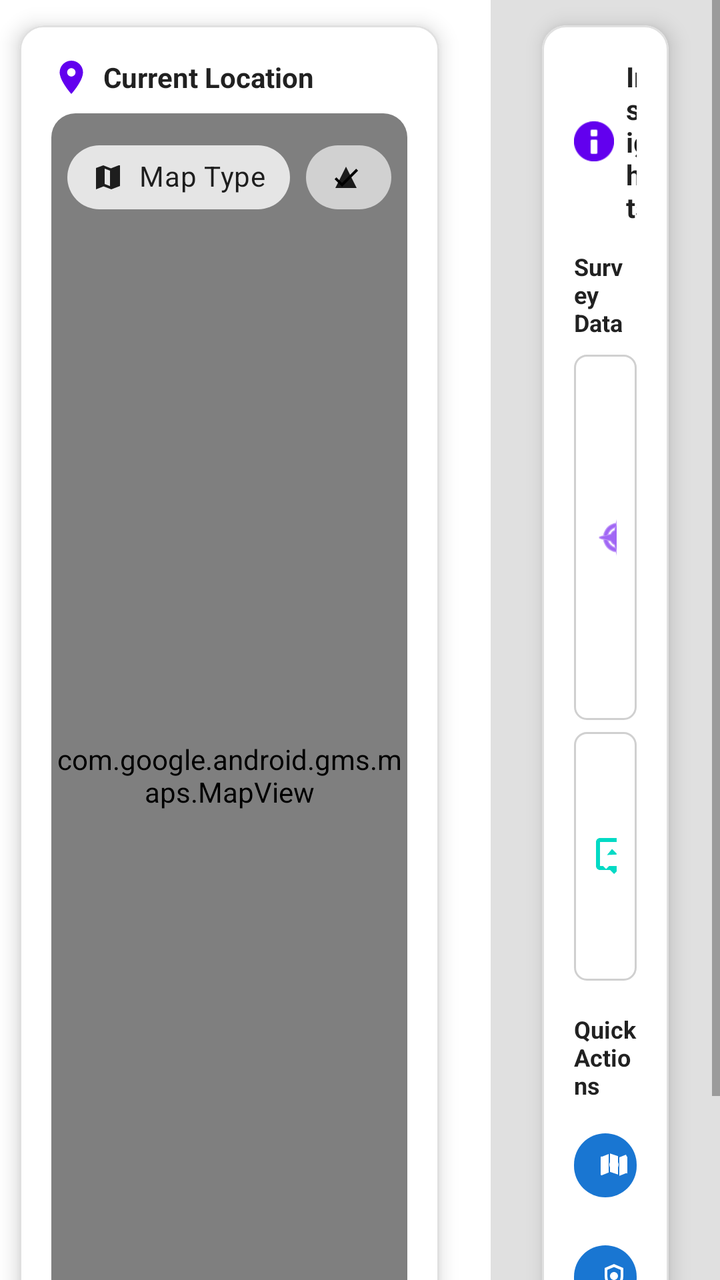
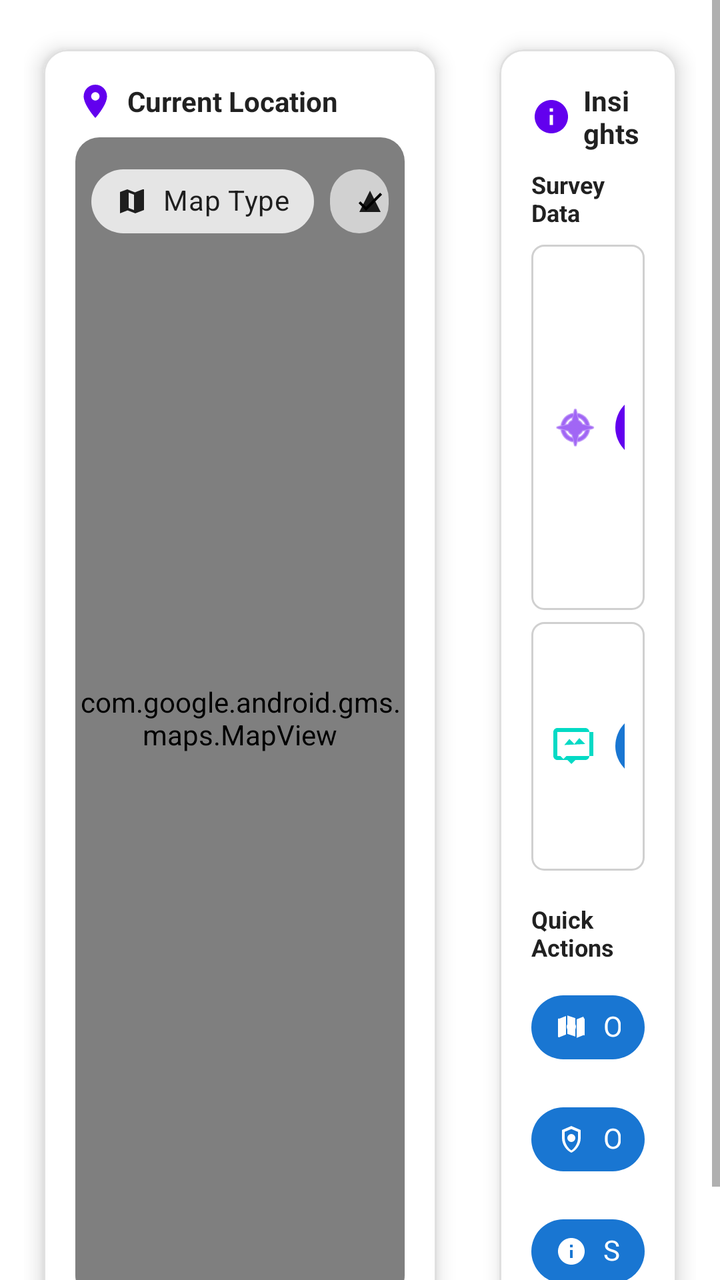

Compare the two renders of this Android layout. The source of the first and the diff that turns it into the second are given below.
<!-- AndroidManifest.xml: application theme Theme.SurveyingApp -->
<!-- res/layout/fragment_home.xml -->
<?xml version="1.0" encoding="utf-8"?>
<ScrollView xmlns:android="http://schemas.android.com/apk/res/android"
    xmlns:app="http://schemas.android.com/apk/res-auto"
    android:layout_width="match_parent"
    android:layout_height="match_parent"
    android:fillViewport="true">

    <LinearLayout
        android:layout_width="match_parent"
        android:layout_height="match_parent"
        android:orientation="vertical"
        android:padding="0dp">

        
        <LinearLayout
            android:layout_width="match_parent"
            android:layout_height="0dp"
            android:layout_weight="1"
            android:orientation="horizontal"
            android:baselineAligned="false">

            
            <LinearLayout
                android:layout_width="0dp"
                android:layout_height="match_parent"
                android:layout_weight="2"
                android:layout_marginEnd="8dp"
                android:orientation="vertical">

                
                <com.google.android.material.card.MaterialCardView
                    android:layout_width="match_parent"
                    android:layout_height="match_parent"
                    app:cardCornerRadius="12dp"
                    app:cardElevation="6dp"
                    app:cardUseCompatPadding="true"
                    app:strokeColor="@color/card_stroke_light"
                    app:strokeWidth="1dp">

                    <LinearLayout
                        android:layout_width="match_parent"
                        android:layout_height="match_parent"
                        android:orientation="vertical"
                        android:padding="16dp">

                        <LinearLayout
                            android:layout_width="match_parent"
                            android:layout_height="wrap_content"
                            android:orientation="horizontal"
                            android:gravity="center_vertical"
                            android:layout_marginBottom="8dp">

                            <ImageView
                                android:layout_width="20dp"
                                android:layout_height="20dp"
                                android:src="@drawable/ic_section_location"
                                android:layout_marginEnd="6dp"
                                app:tint="?android:attr/colorPrimary" />

                            <TextView
                                android:layout_width="0dp"
                                android:layout_height="wrap_content"
                                android:layout_weight="1"
                                android:text="Current Location"
                                android:textSize="14sp"
                                android:textStyle="bold"
                                android:textColor="?android:attr/textColorPrimary" />


                        </LinearLayout>

                        
                        <com.example.surveyingapp.ui.components.FixBadgeView
                            android:id="@+id/fix_badge"
                            android:layout_width="match_parent"
                            android:layout_height="wrap_content"
                            android:layout_marginBottom="8dp"
                            android:visibility="gone" />

                        
                        <FrameLayout
                            android:layout_width="match_parent"
                            android:layout_height="0dp"
                            android:layout_weight="1"
                            android:background="@drawable/bg_map_rounded"
                            android:clipToOutline="true">

                            <com.google.android.gms.maps.MapView
                                android:id="@+id/map_view_mini"
                                android:layout_width="match_parent"
                                android:layout_height="match_parent" />

                            
                            <LinearLayout
                                android:id="@+id/layout_map_placeholder"
                                android:layout_width="match_parent"
                                android:layout_height="match_parent"
                                android:orientation="vertical"
                                android:gravity="center"
                                android:visibility="gone"
                                android:background="@drawable/bg_rounded_light">

                                <ImageView
                                    android:layout_width="48dp"
                                    android:layout_height="48dp"
                                    android:src="@drawable/ic_render_map"
                                    android:layout_marginBottom="12dp"
                                    android:alpha="0.5"
                                    app:tint="?android:attr/textColorSecondary" />

                                <TextView
                                    android:id="@+id/text_map_placeholder"
                                    android:layout_width="wrap_content"
                                    android:layout_height="wrap_content"
                                    android:text="Acquiring location…"
                                    android:textSize="14sp"
                                    android:textColor="?android:attr/textColorSecondary" />

                            </LinearLayout>

                            
                            <LinearLayout
                                android:id="@+id/container_map_controls"
                                android:layout_width="wrap_content"
                                android:layout_height="wrap_content"
                                android:layout_gravity="top|end"
                                android:orientation="horizontal"
                                android:padding="8dp">

                                <com.google.android.material.chip.Chip
                                    android:id="@+id/chip_map_type"
                                    style="@style/Widget.MaterialComponents.Chip.Action"
                                    android:layout_width="wrap_content"
                                    android:layout_height="wrap_content"
                                    android:text="Map Type"
                                    android:textAppearance="@style/TextAppearance.MaterialComponents.Body2"
                                    app:chipIcon="@drawable/ic_map"
                                    app:chipIconVisible="true"
                                    app:chipIconSize="16dp"
                                    app:chipIconTint="?android:attr/textColorPrimary"
                                    app:iconStartPadding="8dp"
                                    app:rippleColor="@android:color/darker_gray" />

                                <com.google.android.material.chip.Chip
                                    android:id="@+id/chip_toggle_3d"
                                    style="@style/Widget.MaterialComponents.Chip.Filter"
                                    android:layout_width="wrap_content"
                                    android:layout_height="wrap_content"
                                    android:text="3D"
                                    android:checkable="true"
                                    android:checked="true"
                                    android:textAppearance="@style/TextAppearance.MaterialComponents.Body2"
                                    app:chipIcon="@drawable/ic_triangle"
                                    app:chipIconVisible="true"
                                    app:chipIconSize="16dp"
                                    app:chipIconTint="?android:attr/textColorPrimary"
                                    app:iconStartPadding="8dp"
                                    app:rippleColor="@android:color/darker_gray"
                                    android:layout_marginStart="8dp" />

                            </LinearLayout>

                        </FrameLayout>

                    </LinearLayout>

                </com.google.android.material.card.MaterialCardView>

            </LinearLayout>

            
            <LinearLayout
                android:layout_width="0dp"
                android:layout_height="match_parent"
                android:layout_weight="1"
                android:layout_marginStart="8dp"
                android:orientation="vertical"
                android:background="@color/home_right_column_bg">

                
                <com.google.android.material.card.MaterialCardView
                    android:layout_width="match_parent"
                    android:layout_height="match_parent"
                    android:layout_marginStart="16dp"
                    android:layout_marginEnd="16dp"
                    app:cardCornerRadius="12dp"
                    app:cardElevation="6dp"
                    app:cardUseCompatPadding="true"
                    app:strokeColor="@color/card_stroke_light"
                    app:strokeWidth="1dp">

                    <LinearLayout
                        android:layout_width="match_parent"
                        android:layout_height="wrap_content"
                        android:orientation="vertical"
                        android:padding="16dp">

                        
                        <LinearLayout
                            android:layout_width="match_parent"
                            android:layout_height="wrap_content"
                            android:orientation="horizontal"
                            android:gravity="center_vertical"
                            android:layout_marginBottom="12dp">

                            <ImageView
                                android:layout_width="20dp"
                                android:layout_height="20dp"
                                android:src="@android:drawable/ic_dialog_info"
                                android:layout_marginEnd="6dp"
                                app:tint="?android:attr/colorPrimary" />

                            <TextView
                                android:layout_width="0dp"
                                android:layout_height="wrap_content"
                                android:layout_weight="1"
                                android:text="Insights"
                                android:textSize="14sp"
                                android:textStyle="bold"
                                android:textColor="?android:attr/textColorPrimary" />

                        </LinearLayout>

                        
                        
                        <TextView
                            android:id="@+id/text_rs2_summary_header"
                            android:layout_width="match_parent"
                            android:layout_height="wrap_content"
                            android:text="RS2+ Device"
                            android:textSize="12sp"
                            android:textStyle="bold"
                            android:textColor="?android:attr/textColorPrimary"
                            android:layout_marginBottom="8dp"
                            android:visibility="gone" />

                        <LinearLayout
                            android:id="@+id/container_rs2_summary"
                            android:layout_width="match_parent"
                            android:layout_height="wrap_content"
                            android:orientation="vertical"
                            android:background="@drawable/bg_rounded_card"
                            android:padding="10dp"
                            android:layout_marginBottom="12dp"
                            android:visibility="gone">

                            <LinearLayout
                                android:layout_width="match_parent"
                                android:layout_height="wrap_content"
                                android:orientation="horizontal"
                                android:layout_marginBottom="4dp">

                                <TextView
                                    android:layout_width="0dp"
                                    android:layout_height="wrap_content"
                                    android:layout_weight="1"
                                    android:text="Name"
                                    android:textStyle="bold"
                                    android:textColor="?android:attr/textColorPrimary" />

                                <TextView
                                    android:id="@+id/text_rs2_name"
                                    android:layout_width="0dp"
                                    android:layout_height="wrap_content"
                                    android:layout_weight="1"
                                    android:text="--"
                                    android:textColor="?android:attr/textColorPrimary" />
                            </LinearLayout>

                            <LinearLayout
                                android:layout_width="match_parent"
                                android:layout_height="wrap_content"
                                android:orientation="horizontal">

                                <TextView
                                    android:layout_width="0dp"
                                    android:layout_height="wrap_content"
                                    android:layout_weight="1"
                                    android:text="Address"
                                    android:textStyle="bold"
                                    android:textColor="?android:attr/textColorPrimary" />

                                <TextView
                                    android:id="@+id/text_rs2_address"
                                    android:layout_width="0dp"
                                    android:layout_height="wrap_content"
                                    android:layout_weight="1"
                                    android:text="--"
                                    android:textColor="?android:attr/textColorPrimary" />
                            </LinearLayout>
                        </LinearLayout>

                        <TextView
                            android:layout_width="match_parent"
                            android:layout_height="wrap_content"
                            android:text="Survey Data"
                            android:textSize="12sp"
                            android:textStyle="bold"
                            android:textColor="?android:attr/textColorPrimary"
                            android:layout_marginBottom="8dp" />

                        
                        <LinearLayout
                            android:layout_width="match_parent"
                            android:layout_height="wrap_content"
                            android:orientation="horizontal"
                            android:background="@drawable/bg_rounded_card"
                            android:padding="10dp"
                            android:layout_marginBottom="6dp">

                            <ImageView
                                android:layout_width="24dp"
                                android:layout_height="24dp"
                                android:src="@android:drawable/ic_menu_compass"
                                android:layout_marginEnd="8dp"
                                android:layout_gravity="center_vertical"
                                app:tint="?android:attr/colorPrimary" />

                            <LinearLayout
                                android:layout_width="0dp"
                                android:layout_height="wrap_content"
                                android:layout_weight="1"
                                android:orientation="vertical"
                                android:gravity="center">

                                <TextView
                                    android:id="@+id/text_coordinates_count"
                                    android:layout_width="wrap_content"
                                    android:layout_height="wrap_content"
                                    android:text="0"
                                    android:textSize="24sp"
                                    android:textStyle="bold"
                                    android:textColor="?android:attr/colorPrimary" />

                                <TextView
                                    android:layout_width="wrap_content"
                                    android:layout_height="wrap_content"
                                    android:text="Coordinates"
                                    android:textSize="10sp"
                                    android:textColor="?android:attr/textColorSecondary" />

                            </LinearLayout>

                            <com.google.android.material.chip.Chip
                                android:id="@+id/chip_view_coordinates"
                                style="@style/Widget.MaterialComponents.Chip.Action"
                                android:layout_width="wrap_content"
                                android:layout_height="wrap_content"
                                android:text="View"
                                android:textColor="@android:color/white"
                                android:textAppearance="@style/TextAppearance.MaterialComponents.Body2"
                                app:chipBackgroundColor="?android:attr/colorPrimary"
                                android:layout_gravity="center_vertical" />

                        </LinearLayout>

                        
                        <LinearLayout
                            android:layout_width="match_parent"
                            android:layout_height="wrap_content"
                            android:orientation="horizontal"
                            android:background="@drawable/bg_rounded_card"
                            android:padding="10dp"
                            android:layout_marginBottom="16dp">

                            <ImageView
                                android:layout_width="24dp"
                                android:layout_height="24dp"
                                android:src="@drawable/ic_menu_gallery"
                                android:layout_marginEnd="8dp"
                                android:layout_gravity="center_vertical"
                                app:tint="?android:attr/colorAccent" />

                            <LinearLayout
                                android:layout_width="0dp"
                                android:layout_height="wrap_content"
                                android:layout_weight="1"
                                android:orientation="vertical"
                                android:gravity="center">

                                <TextView
                                    android:id="@+id/text_models_count"
                                    android:layout_width="wrap_content"
                                    android:layout_height="wrap_content"
                                    android:text="0"
                                    android:textSize="24sp"
                                    android:textStyle="bold"
                                    android:textColor="?android:attr/colorAccent" />

                                <TextView
                                    android:layout_width="wrap_content"
                                    android:layout_height="wrap_content"
                                    android:text="Models"
                                    android:textSize="10sp"
                                    android:textColor="?android:attr/textColorSecondary" />

                            </LinearLayout>

                            <com.google.android.material.chip.Chip
                                android:id="@+id/chip_view_models"
                                style="@style/Widget.MaterialComponents.Chip.Action"
                                android:layout_width="wrap_content"
                                android:layout_height="wrap_content"
                                android:text="View"
                                android:textColor="@android:color/white"
                                android:textAppearance="@style/TextAppearance.MaterialComponents.Body2"
                                app:chipBackgroundColor="@color/chip_map_bg"
                                android:layout_gravity="center_vertical" />

                        </LinearLayout>

                        
                        <TextView
                            android:layout_width="match_parent"
                            android:layout_height="wrap_content"
                            android:text="Quick Actions"
                            android:textSize="12sp"
                            android:textStyle="bold"
                            android:textColor="?android:attr/textColorPrimary"
                            android:layout_marginBottom="8dp" />

                        <com.google.android.material.chip.ChipGroup
                            android:layout_width="match_parent"
                            android:layout_height="wrap_content"
                            app:chipSpacingHorizontal="8dp"
                            app:chipSpacingVertical="8dp">

                            <com.google.android.material.chip.Chip
                                android:id="@+id/chip_quick_map"
                                style="@style/Widget.MaterialComponents.Chip.Action"
                                android:layout_width="wrap_content"
                                android:layout_height="wrap_content"
                                android:text="Open Map"
                                android:textColor="@android:color/white"
                                android:textAppearance="@style/TextAppearance.MaterialComponents.Body2"
                                app:chipIcon="@drawable/ic_render_map"
                                app:chipIconVisible="true"
                                app:chipIconSize="16dp"
                                app:chipIconTint="@android:color/white"
                                app:iconStartPadding="8dp"
                                app:chipBackgroundColor="@color/chip_map_bg" />

                            <com.google.android.material.chip.Chip
                                android:id="@+id/chip_quick_ar"
                                style="@style/Widget.MaterialComponents.Chip.Action"
                                android:layout_width="wrap_content"
                                android:layout_height="wrap_content"
                                android:text="Open AR"
                                android:textColor="@android:color/white"
                                android:textAppearance="@style/TextAppearance.MaterialComponents.Body2"
                                app:chipIcon="@drawable/ic_section_ar"
                                app:chipIconVisible="true"
                                app:chipIconSize="16dp"
                                app:chipIconTint="@android:color/white"
                                app:iconStartPadding="8dp"
                                app:chipBackgroundColor="@color/chip_map_bg" />

                            <com.google.android.material.chip.Chip
                                android:id="@+id/chip_quick_settings"
                                style="@style/Widget.MaterialComponents.Chip.Action"
                                android:layout_width="wrap_content"
                                android:layout_height="wrap_content"
                                android:text="Settings"
                                android:textColor="@android:color/white"
                                android:textAppearance="@style/TextAppearance.MaterialComponents.Body2"
                                app:chipIcon="@drawable/ic_section_info"
                                app:chipIconVisible="true"
                                app:chipIconSize="16dp"
                                app:chipIconTint="@android:color/white"
                                app:iconStartPadding="8dp"
                                app:chipBackgroundColor="@color/chip_map_bg" />

                        </com.google.android.material.chip.ChipGroup>

                    </LinearLayout>

                </com.google.android.material.card.MaterialCardView>

            </LinearLayout>

        </LinearLayout>

    </LinearLayout>

</ScrollView>
<!-- resources referenced by this layout -->
<resources>
  <color name="card_stroke_light">#E0E0E0</color>
  <color name="chip_map_bg">#1976D2</color>
  <color name="home_right_column_bg">#E0E0E0</color>
  <!-- drawable bg_map_rounded (drawable) -->
  <?xml version="1.0" encoding="utf-8"?>
  <shape xmlns:android="http://schemas.android.com/apk/res/android">
      <corners android:radius="12dp" />
      <solid android:color="#00FFFFFF" />
  </shape>
  <!-- drawable bg_rounded_card (drawable) -->
  <?xml version="1.0" encoding="utf-8"?>
  <shape xmlns:android="http://schemas.android.com/apk/res/android"
      android:shape="rectangle">
      <solid android:color="#FFFFFF" />
      <corners android:radius="6dp" />
      <stroke
          android:width="1dp"
          android:color="#D0D0D0" />
  </shape>
  <!-- drawable bg_rounded_light (drawable) -->
  <?xml version="1.0" encoding="utf-8"?>
  <shape xmlns:android="http://schemas.android.com/apk/res/android"
      android:shape="rectangle">
      <solid android:color="#F8F9FA" />
      <corners android:radius="8dp" />
      <stroke
          android:width="1dp"
          android:color="#E0E0E0" />
  </shape>
  <!-- drawable ic_map (drawable) -->
  <?xml version="1.0" encoding="utf-8"?>
  <vector xmlns:android="http://schemas.android.com/apk/res/android"
      android:width="24dp"
      android:height="24dp"
      android:viewportWidth="24"
      android:viewportHeight="24"
      android:tint="#000000">
      
      <path
          android:fillColor="@android:color/black"
          android:pathData="M20.5,3l-5.81,2.26L9,3 3.5,5v16l5.69,-2.21L15,21l6.5,-2.5V3zM10,5.47l4,1.53v11.53l-4,-1.53V5.47z" />
  </vector>
  <!-- drawable ic_section_ar (drawable) -->
  <?xml version="1.0" encoding="utf-8"?>
  <vector xmlns:android="http://schemas.android.com/apk/res/android" android:width="24dp" android:height="24dp" android:viewportWidth="24" android:viewportHeight="24">
      <path android:fillColor="#FFFFFFFF" android:pathData="M12,2l7,3v6c0,5 -3.5,9.5 -7,11 -3.5,-1.5 -7,-6 -7,-11V5l7,-3zM12,4.3l-5,2.1v4.6c0,4.06 2.77,7.94 5,9.27 2.23,-1.33 5,-5.21 5,-9.27V6.4l-5,-2.1zM12,8a3,3 0,1 1,0 6 3,3 0,0 1,0 -6z"/>
  </vector>
  <!-- drawable ic_section_info (drawable) -->
  <vector xmlns:android="http://schemas.android.com/apk/res/android"
      android:width="24dp"
      android:height="24dp"
      android:viewportWidth="24"
      android:viewportHeight="24"
      android:tint="#000000">
      <path
          android:fillColor="@android:color/black"
          android:pathData="M12,2C6.48,2 2,6.48 2,12s4.48,10 10,10 10,-4.48 10,-10S17.52,2 12,2zM13,17h-2v-6h2v6zM13,9h-2V7h2v2z" />
  </vector>
  <!-- drawable ic_section_location (drawable) -->
  <vector xmlns:android="http://schemas.android.com/apk/res/android"
      android:width="24dp"
      android:height="24dp"
      android:viewportWidth="24"
      android:viewportHeight="24"
      android:tint="#000000">
    <path
        android:fillColor="@android:color/black"
        android:pathData="M12,2C8.13,2 5,5.13 5,9c0,5.25 7,13 7,13s7,-7.75 7,-13c0,-3.87 -3.13,-7 -7,-7zM12,11.5c-1.38,0 -2.5,-1.12 -2.5,-2.5s1.12,-2.5 2.5,-2.5 2.5,1.12 2.5,2.5 -1.12,2.5 -2.5,2.5z"/>
  </vector>
  <!-- drawable ic_triangle (drawable) -->
  <vector xmlns:android="http://schemas.android.com/apk/res/android"
      android:width="24dp"
      android:height="24dp"
      android:viewportWidth="24"
      android:viewportHeight="24"
      android:tint="#000000">
      <path
          android:fillColor="@android:color/black"
          android:pathData="M12,4l8,16H4z" />
  </vector>
  <color name="purple_500">#FF6200EE</color>
  <color name="purple_700">#FF3700B3</color>
  <color name="white">#FFFFFFFF</color>
  <color name="teal_200">#FF03DAC5</color>
  <color name="teal_700">#FF018786</color>
  <color name="black">#FF000000</color>
  <!-- unchanged entries left out for length: 3 -->
</resources>

<!-- the commit's change to res/layout/fragment_home.xml (unified diff, before → after) -->
@@ -17,6 +17,7 @@
             android:layout_height="0dp"
             android:layout_weight="1"
             android:orientation="horizontal"
+            android:padding="12dp"
             android:baselineAligned="false">
 
             
@@ -24,7 +25,7 @@
                 android:layout_width="0dp"
                 android:layout_height="match_parent"
                 android:layout_weight="2"
-                android:layout_marginEnd="8dp"
+                android:layout_marginEnd="6dp"
                 android:orientation="vertical">
 
                 
@@ -173,16 +174,13 @@
                 android:layout_width="0dp"
                 android:layout_height="match_parent"
                 android:layout_weight="1"
-                android:layout_marginStart="8dp"
-                android:orientation="vertical"
-                android:background="@color/home_right_column_bg">
+                android:layout_marginStart="6dp"
+                android:orientation="vertical">
 
                 
                 <com.google.android.material.card.MaterialCardView
                     android:layout_width="match_parent"
                     android:layout_height="match_parent"
-                    android:layout_marginStart="16dp"
-                    android:layout_marginEnd="16dp"
                     app:cardCornerRadius="12dp"
                     app:cardElevation="6dp"
                     app:cardUseCompatPadding="true"
@@ -201,12 +199,12 @@
                             android:layout_height="wrap_content"
                             android:orientation="horizontal"
                             android:gravity="center_vertical"
-                            android:layout_marginBottom="12dp">
+                            android:layout_marginBottom="8dp">
 
                             <ImageView
                                 android:layout_width="20dp"
                                 android:layout_height="20dp"
-                                android:src="@android:drawable/ic_dialog_info"
+                                android:src="@drawable/ic_section_info"
                                 android:layout_marginEnd="6dp"
                                 app:tint="?android:attr/colorPrimary" />
 
<!-- resource entries referenced after the edit -->
@@ -2,7 +2,6 @@
 <resources>
   <color name="card_stroke_light">#E0E0E0</color>
   <color name="chip_map_bg">#1976D2</color>
-  <color name="home_right_column_bg">#E0E0E0</color>
   <!-- drawable bg_map_rounded (drawable) -->
   <?xml version="1.0" encoding="utf-8"?>
   <shape xmlns:android="http://schemas.android.com/apk/res/android">
